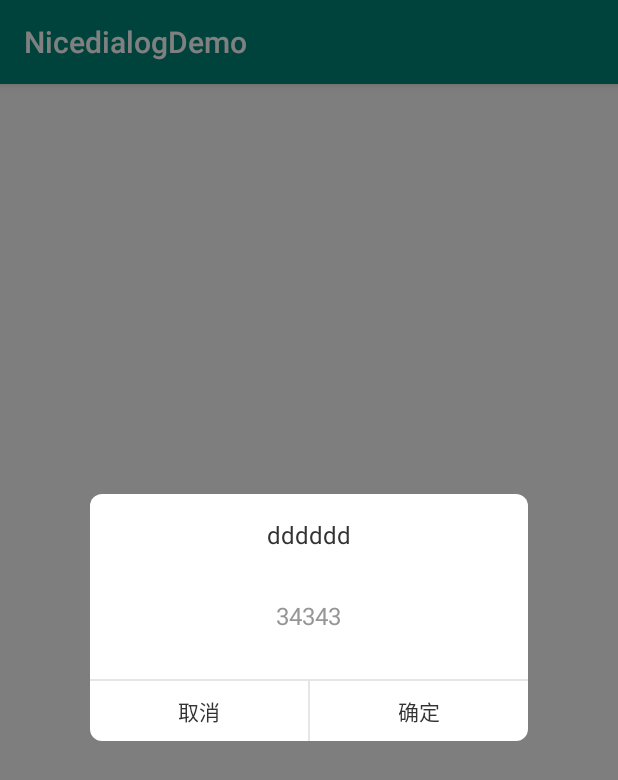
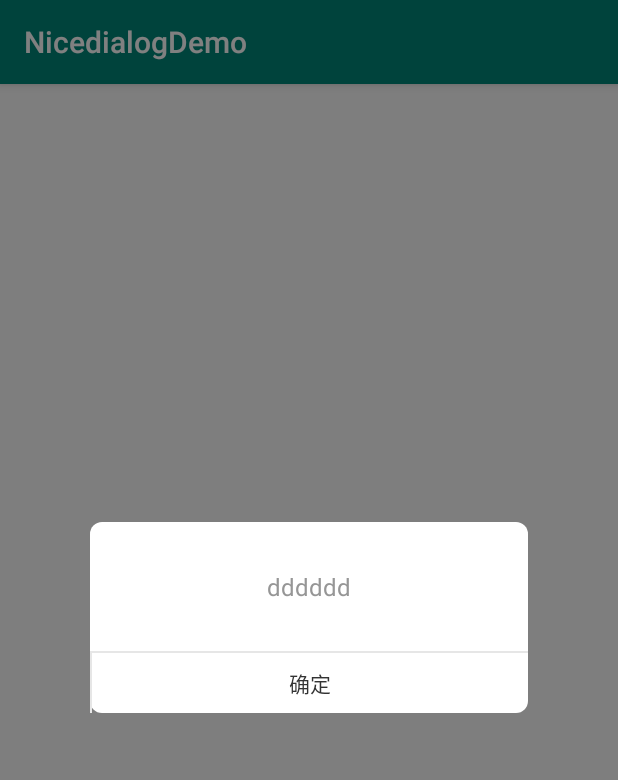
Before and after one commit to StarsAaron/NicedialogDemo, an Android app: the screen it shows after launch (MainActivity), after a tap on "对话框", on a phone screen of 412 x 824 dp. Shown: the top 780 px of the screen. Run offline under Robolectric (Android 15) with nearby library versions, the phone set to English and light mode, and no system bars.

Commit message:
修复小Bug

```diff
--- a/app/src/main/java/com/aaron/nicedialogdemo/MainActivity.java
+++ b/app/src/main/java/com/aaron/nicedialogdemo/MainActivity.java
@@ -28,17 +28,17 @@ public class MainActivity extends AppCompatActivity {
     }
 
     public void showDialog(String title) {
-//        niceDialog = NiceDialog.createProgressDialog(getSupportFragmentManager(), title);
-//        niceDialog = NiceDialog.createDialogWithConfirmButton(getSupportFragmentManager()
-//                , title, new View.OnClickListener() {
-//                    @Override
-//                    public void onClick(View view) {
-//                        niceDialog.dismiss();
-//                    }
-//                });
-        niceDialog = NiceDialog.createDialogWithAllFunction(getSupportFragmentManager()
-                , title, "34343"
-                , view -> Toast.makeText(MainActivity.this,"点击了取消",Toast.LENGTH_SHORT).show()
-                , view -> Toast.makeText(MainActivity.this,"点击了ok",Toast.LENGTH_SHORT).show());
+//        niceDialog = NiceDialog.createProgressDialog(this,getSupportFragmentManager(), title);
+        niceDialog = NiceDialog.createDialogWithConfirmButton(this,getSupportFragmentManager()
+                , title, new View.OnClickListener() {
+                    @Override
+                    public void onClick(View view) {
+                        niceDialog.dismiss();
+                    }
+                });
+//        niceDialog = NiceDialog.createDialogWithAllFunction(this,getSupportFragmentManager()
+//                , title, "34343"
+//                , view -> Toast.makeText(MainActivity.this,"点击了取消",Toast.LENGTH_SHORT).show()
+//                , view -> Toast.makeText(MainActivity.this,"点击了ok",Toast.LENGTH_SHORT).show());
     }
 }
--- a/nicedialoglibrary/src/main/java/com/aaron/nicedialoglibrary/NiceDialog.java
+++ b/nicedialoglibrary/src/main/java/com/aaron/nicedialoglibrary/NiceDialog.java
@@ -1,6 +1,8 @@
 package com.aaron.nicedialoglibrary;
 
+import android.content.Context;
 import android.os.Bundle;
+import android.util.DisplayMetrics;
 import android.view.Gravity;
 import android.view.LayoutInflater;
 import android.view.View;
@@ -14,14 +16,12 @@ import androidx.annotation.StyleRes;
 import androidx.fragment.app.DialogFragment;
 import androidx.fragment.app.FragmentManager;
 
-import com.aaron.nicedialoglibrary.utils.Utils;
-
 
 /**
  * DialogFragment 实现的对话框
  *
  * 使用方法：
- * NiceDialog.init()
+ *      new NiceDialog(context)
  *                 .setLayoutId(R.layout.confirm_layout)
  *                 .setDimAmount(0)
  *                 .setMargin(60)
@@ -49,15 +49,15 @@ import com.aaron.nicedialoglibrary.utils.Utils;
  *                 .show(getSupportFragmentManager());
  *
  * 几个内置的默认实现：
- * dialog = NiceDialog.createProgressDialog(getSupportFragmentManager(), title);
- * dialog = NiceDialog.createDialogWithConfirmButton(getSupportFragmentManager()
+ * dialog = NiceDialog.createProgressDialog(context,getSupportFragmentManager(), title);
+ * dialog = NiceDialog.createDialogWithConfirmButton(context,getSupportFragmentManager()
  *         , title, new View.OnClickListener() {
  *             @Override
  *             public void onClick(View view) {
  *                 dialog.dismiss();
  *             }
  *         });
- * dialog = NiceDialog.createDialogWithAllFunction(getSupportFragmentManager()
+ * dialog = NiceDialog.createDialogWithAllFunction(context,getSupportFragmentManager()
  *         , title, "34343", new View.OnClickListener() {
  *             @Override
  *             public void onClick(View view) {
@@ -86,6 +86,7 @@ public class NiceDialog extends DialogFragment {
     private float dimAmount = 0.5f;//灰度深浅
     private boolean showBottom;//是否底部显示
     private boolean outCancel = true;//是否点击外部取消
+    private Context context;
 
     @StyleRes
     private int animStyle; //动画
@@ -94,23 +95,9 @@ public class NiceDialog extends DialogFragment {
 
     private ViewConvertListener convertListener;//视图初始化监听
 
-    public NiceDialog() {
-        try {
-            throw new IllegalAccessException("使用静态init()方法新建实例");
-        } catch (IllegalAccessException e) {
-            e.printStackTrace();
-        }
+    public NiceDialog(Context context) {
+        this.context = context;
     }
-
-    /**
-     * 初始化方法
-     *
-     * @return
-     */
-    public static NiceDialog init() {
-        return new NiceDialog();
-    }
-
 
     /**
      * 创建进度圆环对话框
@@ -119,8 +106,8 @@ public class NiceDialog extends DialogFragment {
      * @param fragmentManager
      * @return
      */
-    public static NiceDialog createProgressDialog(FragmentManager fragmentManager, String content){
-        return NiceDialog.init()
+    public static NiceDialog createProgressDialog(Context context,FragmentManager fragmentManager, String content){
+        return new NiceDialog(context)
                 .setLayoutId(R.layout.dialog_progress)
                 .setMargin(60)
                 .setOutCancel(false)
@@ -137,9 +124,9 @@ public class NiceDialog extends DialogFragment {
      * @param content
      * @return
      */
-    public static NiceDialog createDialogWithConfirmButton(FragmentManager fragmentManager
+    public static NiceDialog createDialogWithConfirmButton(Context context,FragmentManager fragmentManager
             , String content, View.OnClickListener okListener){
-        return NiceDialog.init()
+        return new NiceDialog(context)
                 .setLayoutId(R.layout.dialog_simple)
                 .setMargin(60)
                 .setOutCancel(true)
@@ -161,10 +148,10 @@ public class NiceDialog extends DialogFragment {
      * @param okListener
      * @return
      */
-    public static NiceDialog createDialogWithAllFunction(FragmentManager fragmentManager
+    public static NiceDialog createDialogWithAllFunction(Context context,FragmentManager fragmentManager
             , String title, String message, View.OnClickListener cancelListener
             , View.OnClickListener okListener){
-        return NiceDialog.init()
+        return new NiceDialog(context)
                 .setLayoutId(R.layout.dialog_confirm)
                 .setMargin(60)
                 .setOutCancel(true)
@@ -253,15 +240,15 @@ public class NiceDialog extends DialogFragment {
 
             //设置dialog宽度
             if (width == 0) {
-                lp.width = Utils.getScreenWidth(getContext()) - 2 * Utils.dp2px(getContext(), margin);
+                lp.width = getScreenWidth() - 2 * dp2px(margin);
             } else {
-                lp.width = Utils.dp2px(getContext(), width);
+                lp.width = dp2px(width);
             }
             //设置dialog高度
             if (height == 0) {
                 lp.height = WindowManager.LayoutParams.WRAP_CONTENT;
             } else {
-                lp.height = Utils.dp2px(getContext(), height);
+                lp.height = dp2px(height);
             }
 
             //设置dialog进入、退出的动画
@@ -269,6 +256,16 @@ public class NiceDialog extends DialogFragment {
             window.setAttributes(lp);
         }
         setCancelable(outCancel);
+    }
+
+    private int dp2px(float dipValue) {
+        final float scale = context.getResources().getDisplayMetrics().density;
+        return (int) (dipValue * scale + 0.5f);
+    }
+
+    private int getScreenWidth() {
+        DisplayMetrics displayMetrics = context.getResources().getDisplayMetrics();
+        return displayMetrics.widthPixels;
     }
 
     /**
--- a/nicedialoglibrary/src/main/java/com/aaron/nicedialoglibrary/utils/Utils.java
+++ /dev/null
@@ -1,67 +0,0 @@
-package com.aaron.nicedialoglibrary.utils;
-
-import android.annotation.SuppressLint;
-import android.content.Context;
-import android.util.DisplayMetrics;
-
-import androidx.annotation.NonNull;
-
-/**
- * 常用工具类
- */
-public final class Utils {
-
-    @SuppressLint("StaticFieldLeak")
-    private static Context context;
-
-    private Utils() {
-        throw new UnsupportedOperationException("u can't instantiate me...");
-    }
-
-    /**
-     * 初始化工具类
-     *
-     * @param context 上下文
-     */
-    public static void init(@NonNull final Context context) {
-        Utils.context = context.getApplicationContext();
-    }
-
-    /**
-     * 获取ApplicationContext
-     *
-     * @return ApplicationContext
-     */
-    public static Context getContext() {
-        if (context != null) {
-            return context;
-        }
-        throw new NullPointerException("should be initialized in application");
-    }
-
-    public static int dp2px(float dipValue) {
-        if(context == null){
-            throw new NullPointerException("上下文对象为初始化，请使用dp2px(Context context, float dipValue)方法");
-        }
-        final float scale = context.getResources().getDisplayMetrics().density;
-        return (int) (dipValue * scale + 0.5f);
-    }
-
-    public static int getScreenWidth() {
-        if(context == null){
-            throw new NullPointerException("上下文对象为初始化，请使用getScreenWidth(Context context)方法");
-        }
-        DisplayMetrics displayMetrics = context.getResources().getDisplayMetrics();
-        return displayMetrics.widthPixels;
-    }
-
-    public static int dp2px(Context context, float dipValue) {
-        final float scale = context.getResources().getDisplayMetrics().density;
-        return (int) (dipValue * scale + 0.5f);
-    }
-
-    public static int getScreenWidth(Context context) {
-        DisplayMetrics displayMetrics = context.getResources().getDisplayMetrics();
-        return displayMetrics.widthPixels;
-    }
-}
```
Also changed, not shown: nicedialoglibrary/src/main/java/com/aaron/nicedialoglibrary/说明.txt (+5 -5 lines).
